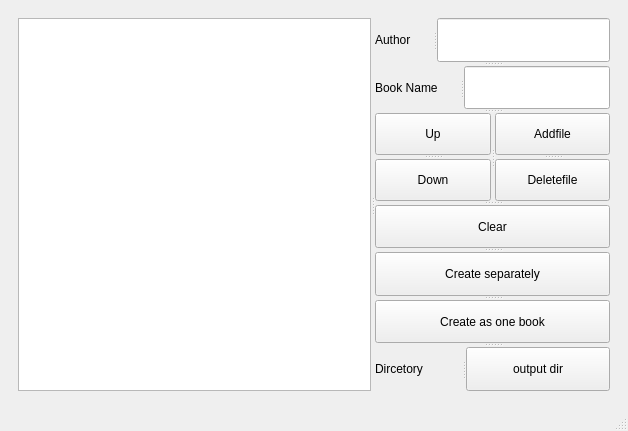
Before: the Qt Designer form epub_creator.ui in wsuncle01/Qt-epub_creator, drawn with Qt 5.
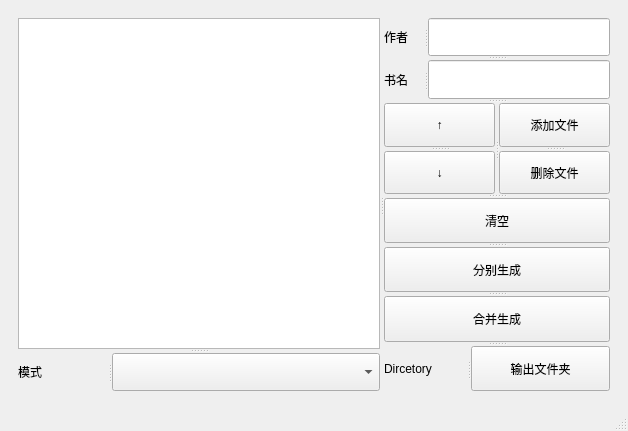
After: the same form once the commit is applied.

Diff of the .ui file:
```diff
--- a/epub_creator.ui
+++ b/epub_creator.ui
@@ -29,7 +29,26 @@
          <property name="orientation">
           <enum>Qt::Horizontal</enum>
          </property>
-         <widget class="QListWidget" name="fileView"/>
+         <widget class="QSplitter" name="view_and_modSp">
+          <property name="orientation">
+           <enum>Qt::Vertical</enum>
+          </property>
+          <widget class="QListWidget" name="fileView"/>
+          <widget class="QSplitter" name="modSp">
+           <property name="orientation">
+            <enum>Qt::Horizontal</enum>
+           </property>
+           <widget class="QLabel" name="label">
+            <property name="text">
+             <string>模式</string>
+            </property>
+            <property name="buddy">
+             <cstring>ModSelection</cstring>
+            </property>
+           </widget>
+           <widget class="QComboBox" name="ModSelection"/>
+          </widget>
+         </widget>
          <widget class="QSplitter" name="ctrlUnit">
           <property name="orientation">
            <enum>Qt::Vertical</enum>
@@ -40,7 +59,7 @@
            </property>
            <widget class="QLabel" name="Author">
             <property name="text">
-             <string>Author</string>
+             <string>作者</string>
             </property>
             <property name="buddy">
              <cstring>editAuthor</cstring>
@@ -54,7 +73,7 @@
            </property>
            <widget class="QLabel" name="Bname">
             <property name="text">
-             <string>Book Name</string>
+             <string>书名</string>
             </property>
             <property name="buddy">
              <cstring>editBname</cstring>
@@ -78,7 +97,7 @@
               </sizepolicy>
              </property>
              <property name="text">
-              <string>Up</string>
+              <string>↑</string>
              </property>
             </widget>
             <widget class="QPushButton" name="Down">
@@ -89,7 +108,7 @@
               </sizepolicy>
              </property>
              <property name="text">
-              <string>Down</string>
+              <string>↓</string>
              </property>
             </widget>
            </widget>
@@ -105,7 +124,7 @@
               </sizepolicy>
              </property>
              <property name="text">
-              <string>Addfile</string>
+              <string>添加文件</string>
              </property>
             </widget>
             <widget class="QPushButton" name="deleteFile">
@@ -116,24 +135,24 @@
               </sizepolicy>
              </property>
              <property name="text">
-              <string>Deletefile</string>
+              <string>删除文件</string>
              </property>
             </widget>
            </widget>
           </widget>
           <widget class="QPushButton" name="Clear">
            <property name="text">
-            <string>Clear</string>
+            <string>清空</string>
            </property>
           </widget>
           <widget class="QPushButton" name="CreateSep">
            <property name="text">
-            <string>Create separately</string>
+            <string>分别生成</string>
            </property>
           </widget>
           <widget class="QPushButton" name="CreateAsOne">
            <property name="text">
-            <string>Create as one book</string>
+            <string>合并生成</string>
            </property>
           </widget>
           <widget class="QSplitter" name="outputSp">
@@ -147,7 +166,7 @@
            </widget>
            <widget class="QPushButton" name="setOutput">
             <property name="text">
-             <string>output dir</string>
+             <string>输出文件夹</string>
             </property>
            </widget>
           </widget>
```
